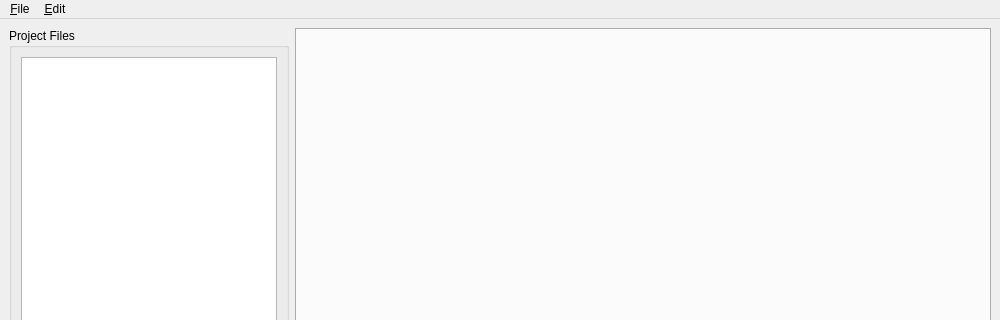
Above: mainwindow.ui from jason1015-coder/scriptura before the change; both pictures show x 0 to 1000 and y 0 to 320 of the 1000 by 600 pixel window. Below: the same form after it.
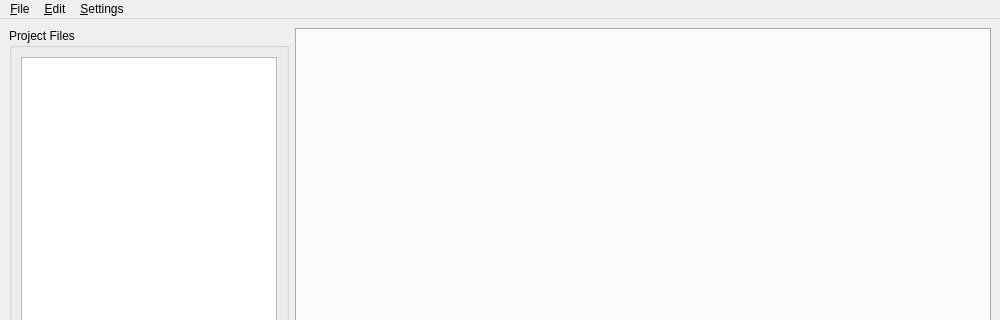
That is the form after the change.

Commit message: collapsible project file manager

Patch:
```diff
--- a/mainwindow.ui
+++ b/mainwindow.ui
@@ -67,8 +67,15 @@
     <addaction name="action_Paste"/>
     <addaction name="action_Undo"/>
    </widget>
+    <widget class="QMenu" name="menu_Settings">
+     <property name="title">
+      <string>&amp;Settings</string>
+     </property>
+     <addaction name="action_settings"/>
+    </widget>
    <addaction name="menu_File"/>
    <addaction name="menu_edit"/>
+    <addaction name="menu_Settings"/>
   </widget>
   <widget class="QStatusBar" name="statusbar"/>
   <action name="action_open_project">
```
Left out of the diff: 5 changed lines with no effect on the pictures. Lines whose indentation alone changed are shown as unchanged. The commit also changes 2 other files.
